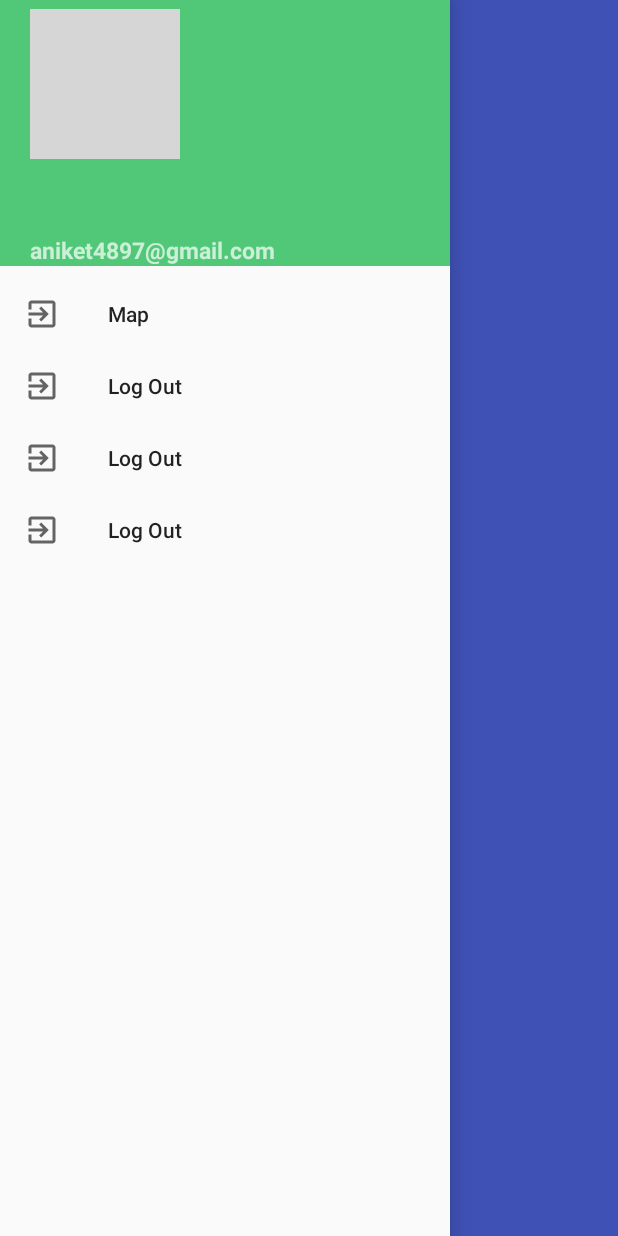
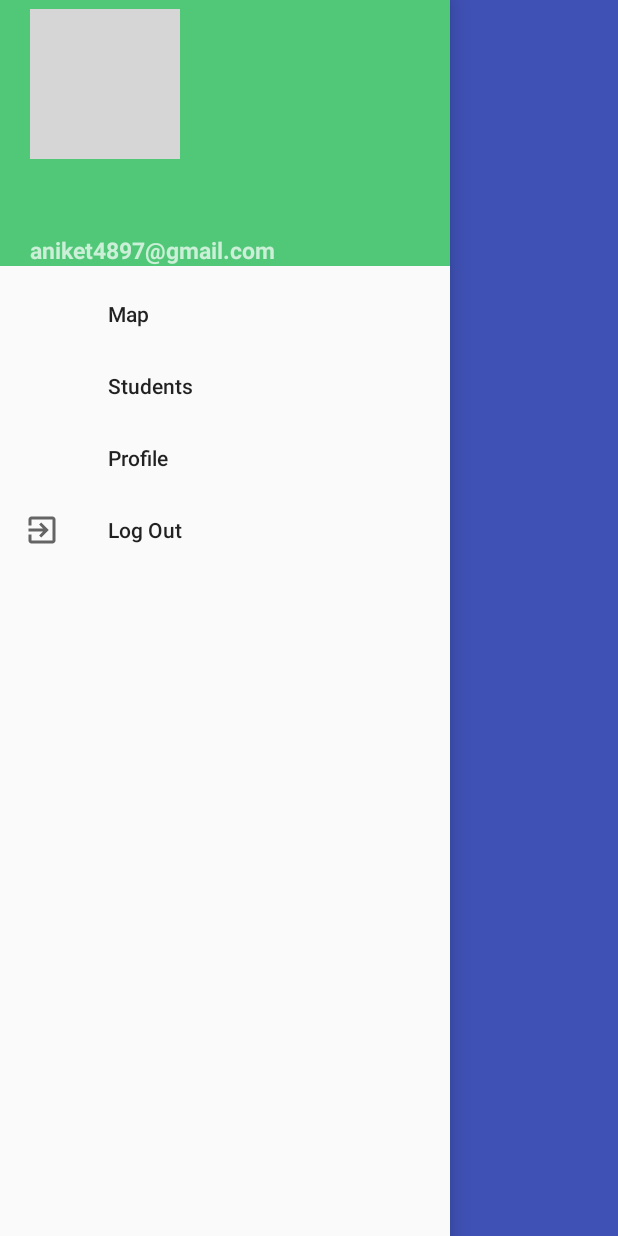
Before and after one commit to sbtsaaps/SBTS, an Android app: the Attendee screen opened directly, with no data from a screen before it, with the side drawer open, on a phone screen of 412 x 824 dp. Run offline under Robolectric (Android 15) with nearby library versions, the phone set to English and light mode, and no system bars; our stand-ins replace Volley; grey boxes are pictures that could not be loaded.

Commit message:
Menu updated

```diff
--- a/app/src/main/res/menu/attendee_menu.xml
+++ b/app/src/main/res/menu/attendee_menu.xml
@@ -12,17 +12,17 @@
         <item
             android:id="@+id/map"
             android:title="Map"
-            android:icon="@drawable/ic_exit_to_app_black_24dp"
+
             />
         <item
-            android:id="@+id/home"
-            android:title="Log Out"
-            android:icon="@drawable/ic_exit_to_app_black_24dp"
+            android:id="@+id/students"
+            android:title="Students"
+
             />
         <item
-            android:id="@+id/home"
-            android:title="Log Out"
-            android:icon="@drawable/ic_exit_to_app_black_24dp"
+            android:id="@+id/profile"
+            android:title="Profile"
+
             />
         <item
             android:id="@+id/home"
```
